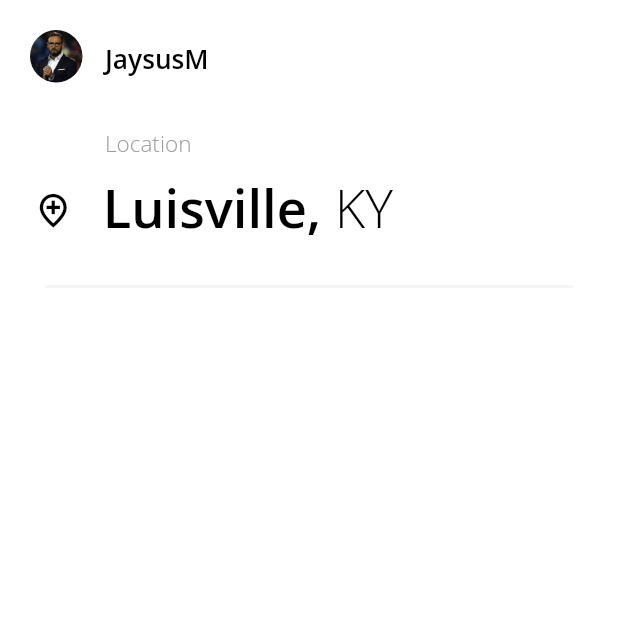
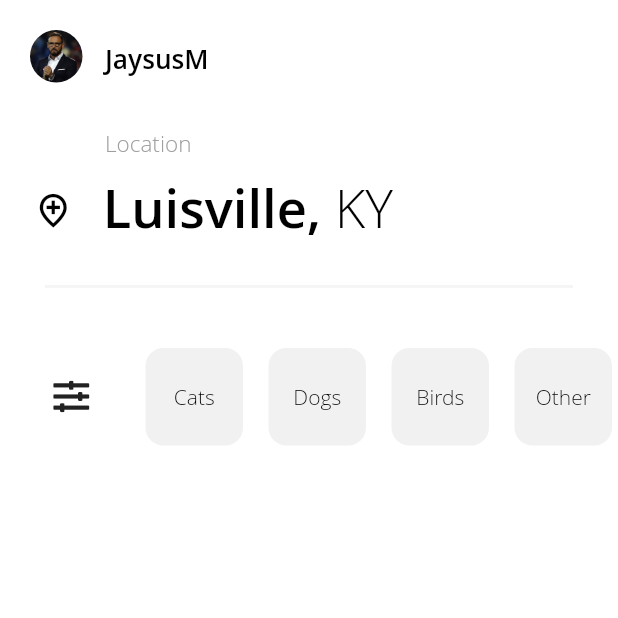
Before and after one commit to JaysusM/Flutter_UIs, a Flutter app: the screen it shows after launch, on a phone screen of 412 x 824 dp, the top half of it. Run offline on Flutter 3.47's test engine with Material 2 defaults, Android fonts, the phone set to English and light mode, and no system bars; our stand-ins replace camera, font_awesome_flutter, outline_material_icons.

Commit message:
Add category selector

```diff
--- /dev/null
+++ b/dog_adoption/lib/category_selector.dart
@@ -0,0 +1,61 @@
+import 'package:flutter/material.dart';
+import 'package:font_awesome_flutter/font_awesome_flutter.dart';
+
+class CategorySelector extends StatefulWidget {
+
+  List<String> _categories;
+
+  CategorySelector(this._categories);
+
+  @override
+  State<StatefulWidget> createState() => new CategorySelectorState();
+}
+
+
+class CategorySelectorState extends State<CategorySelector> {
+
+  String _selected = null;
+
+
+
+  @override
+  Widget build(BuildContext context) {
+    return ListView(
+        scrollDirection: Axis.horizontal,
+        children: widget._categories.map<Widget>((category) {
+          return _button(category, category == _selected);
+        }).toList()..insert(0, _settingsButton())
+    );
+  }
+
+  Widget _button(String name, bool selected) {
+    return Container(child: FlatButton(
+      splashColor: Colors.red,
+      child: Center(child: Text(name, style: TextStyle(fontSize: 14.0, color: (selected) ? Colors.white : Colors.black))),
+      onPressed: () {
+        this.setState(() {_selected = name;});
+      },
+      color: (selected) ? Colors.red : Colors.grey.withOpacity(0.15),
+      shape: RoundedRectangleBorder(borderRadius: BorderRadius.circular(12.0)),
+      padding: EdgeInsets.all(0.0),
+    ),
+      width: 65.0,
+      margin: EdgeInsets.only(right: 17.0),
+    );
+  }
+
+  Widget _settingsButton() {
+    return Container(child: FlatButton(
+      splashColor: Colors.grey,
+      child: Center(child: Icon(FontAwesomeIcons.slidersH)),
+      onPressed: () {},
+      color: Colors.transparent,
+      shape: RoundedRectangleBorder(borderRadius: BorderRadius.circular(12.0)),
+      padding: EdgeInsets.all(0.0),
+    ),
+      width: 65.0,
+      margin: EdgeInsets.only(right: 17.0),
+    );
+  }
+
+}
--- a/dog_adoption/lib/search_screen.dart
+++ b/dog_adoption/lib/search_screen.dart
@@ -2,6 +2,7 @@ import 'package:flutter/material.dart';
 import 'adopter_profile.dart';
 import 'user.dart';
 import 'package:outline_material_icons/outline_material_icons.dart';
+import 'category_selector.dart';
 
 class SearchScreen extends StatelessWidget {
   User _loggedUser;
@@ -30,6 +31,13 @@ class SearchScreen extends StatelessWidget {
             height: 2.0,
             width: MediaQuery.of(context).size.width,
             color: Colors.grey.withOpacity(0.1),
+          ),
+          Container(height: 30.0),
+          Container(
+            height: 65.0,
+            child: CategorySelector(["Cats", "Dogs", "Birds", "Other"]),
+            margin: EdgeInsets.symmetric(vertical: 10.0),
+            padding: EdgeInsets.only(left: 15.0),
           )
         ],
       ),
--- a/dog_adoption/pubspec.yaml
+++ b/dog_adoption/pubspec.yaml
@@ -20,6 +20,7 @@ dependencies:
   # Use with the CupertinoIcons class for iOS style icons.
   cupertino_icons: ^0.1.2
   outline_material_icons: ^0.1.0
+  font_awesome_flutter: ^8.4.0
 
 dev_dependencies:
   flutter_test:
```
